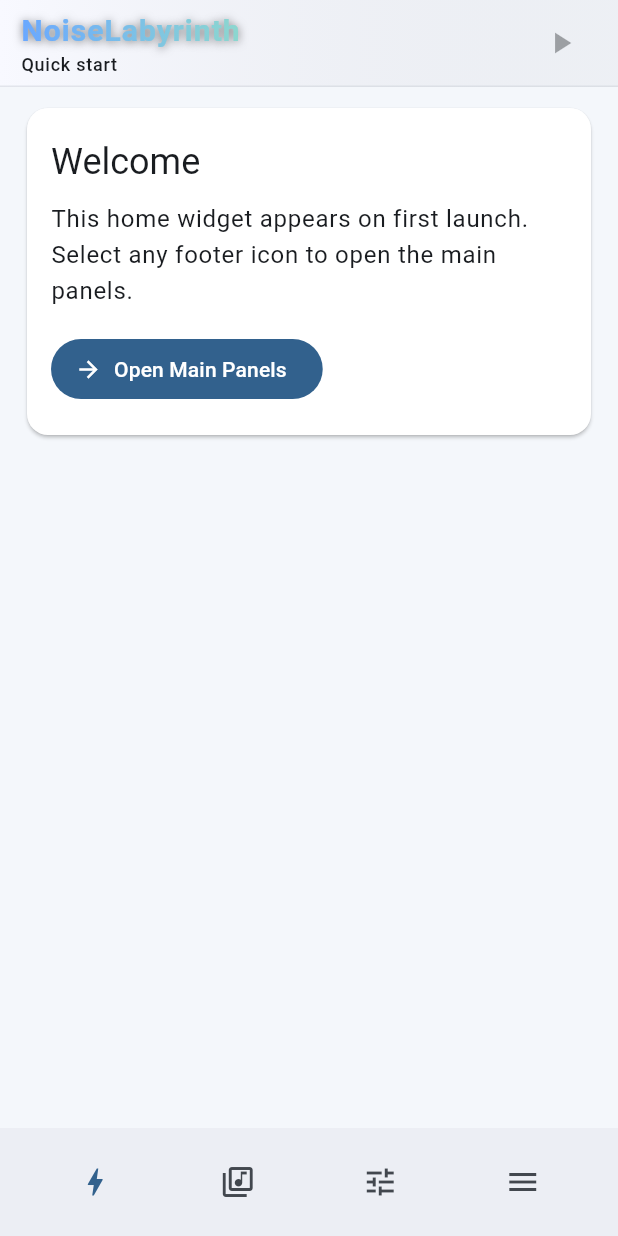
After one commit to CleverNimbus/NoiseLabyrinth, a Flutter app: the screen it shows after launch, on a phone screen of 412 x 824 dp. The commit adds this screen. Run offline on Flutter 3.47's test engine with Material 3 defaults, Android fonts, the phone set to English and light mode, and no system bars; our stand-ins replace shared_preferences.

Commit message:
clean up

```diff
--- /dev/null
+++ b/noiselabyrinth_gui/lib/header_widget.dart
@@ -0,0 +1,56 @@
+import 'package:flutter/material.dart';
+
+class AppHeader extends StatelessWidget {
+  const AppHeader({required this.section, super.key});
+
+  final String section;
+
+  @override
+  Widget build(BuildContext context) {
+    final colors = Theme.of(context).colorScheme;
+
+    return Container(
+      height: 58,
+      padding: const EdgeInsets.symmetric(horizontal: 14),
+      decoration: BoxDecoration(
+        gradient: LinearGradient(colors: [colors.surface, colors.surfaceContainerHighest.withValues(alpha: 0.35)]),
+        border: Border(bottom: BorderSide(color: colors.outlineVariant.withValues(alpha: 0.4))),
+      ),
+      child: Row(
+        children: [
+          Expanded(
+            child: Column(
+              mainAxisAlignment: MainAxisAlignment.center,
+              crossAxisAlignment: CrossAxisAlignment.start,
+              children: [
+                ShaderMask(
+                  shaderCallback: (bounds) =>
+                      const LinearGradient(colors: [Color(0xFF6AA8FF), Color(0xFF8CD7CF)]).createShader(bounds),
+                  child: const Text(
+                    'NoiseLabyrinth',
+                    maxLines: 1,
+                    overflow: TextOverflow.ellipsis,
+                    style: TextStyle(
+                      color: Colors.white,
+                      fontSize: 20,
+                      fontWeight: FontWeight.w700,
+                      letterSpacing: 0.7,
+                      shadows: [Shadow(color: Colors.black54, blurRadius: 7, offset: Offset(0, 1))],
+                    ),
+                  ),
+                ),
+                Text(
+                  section,
+                  maxLines: 1,
+                  overflow: TextOverflow.ellipsis,
+                  style: Theme.of(context).textTheme.labelMedium,
+                ),
+              ],
+            ),
+          ),
+          IconButton(onPressed: null, tooltip: 'Play', icon: const Icon(Icons.play_arrow)),
+        ],
+      ),
+    );
+  }
+}
--- /dev/null
+++ b/noiselabyrinth_gui/lib/wellcome_panel_widget.dart
@@ -0,0 +1,49 @@
+import 'package:flutter/material.dart';
+
+class WelcomePanelWidget extends StatelessWidget {
+  const WelcomePanelWidget({required this.onStart, super.key});
+
+  final VoidCallback onStart;
+
+  @override
+  Widget build(BuildContext context) {
+    return LayoutBuilder(
+      builder: (context, constraints) {
+        final isWide = constraints.maxWidth >= 700;
+        final horizontalPadding = isWide ? 24.0 : 16.0;
+        final titleStyle = isWide
+            ? Theme.of(context).textTheme.headlineMedium
+            : Theme.of(context).textTheme.headlineSmall;
+
+        return Align(
+          alignment: Alignment.topCenter,
+          child: ConstrainedBox(
+            constraints: const BoxConstraints(maxWidth: 820),
+            child: Card(
+              child: Padding(
+                padding: EdgeInsets.fromLTRB(horizontalPadding, 20, horizontalPadding, 20),
+                child: Column(
+                  crossAxisAlignment: CrossAxisAlignment.start,
+                  children: [
+                    Text('Welcome', style: titleStyle),
+                    const SizedBox(height: 10),
+                    Text(
+                      'This home widget appears on first launch. Select any footer icon to open the main panels.',
+                      style: Theme.of(context).textTheme.bodyLarge,
+                    ),
+                    const SizedBox(height: 16),
+                    FilledButton.icon(
+                      onPressed: onStart,
+                      icon: const Icon(Icons.arrow_forward),
+                      label: const Text('Open Main Panels'),
+                    ),
+                  ],
+                ),
+              ),
+            ),
+          ),
+        );
+      },
+    );
+  }
+}
```
Also changed, not shown: noiselabyrinth_gui/lib/main.dart (+7 -137 lines), 1 other file.
